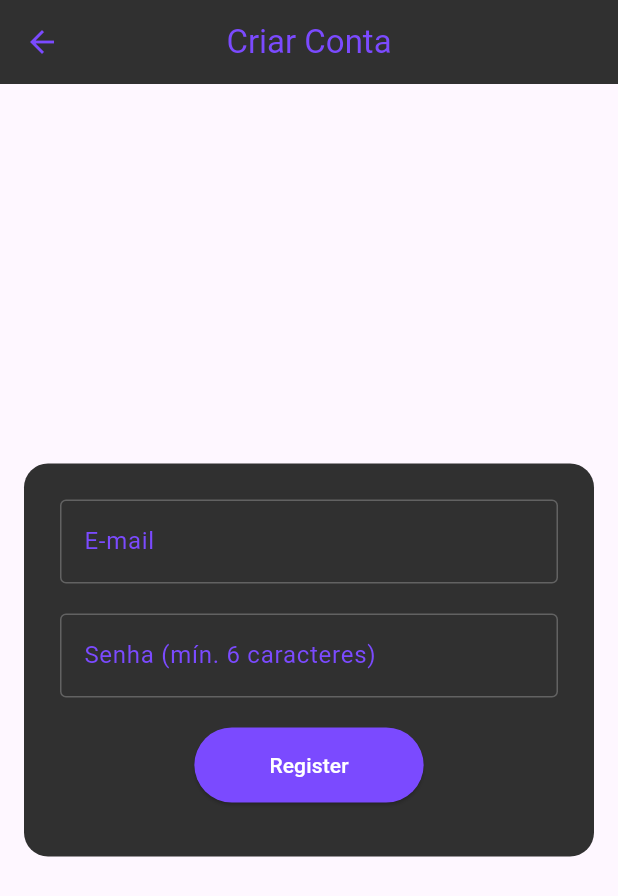
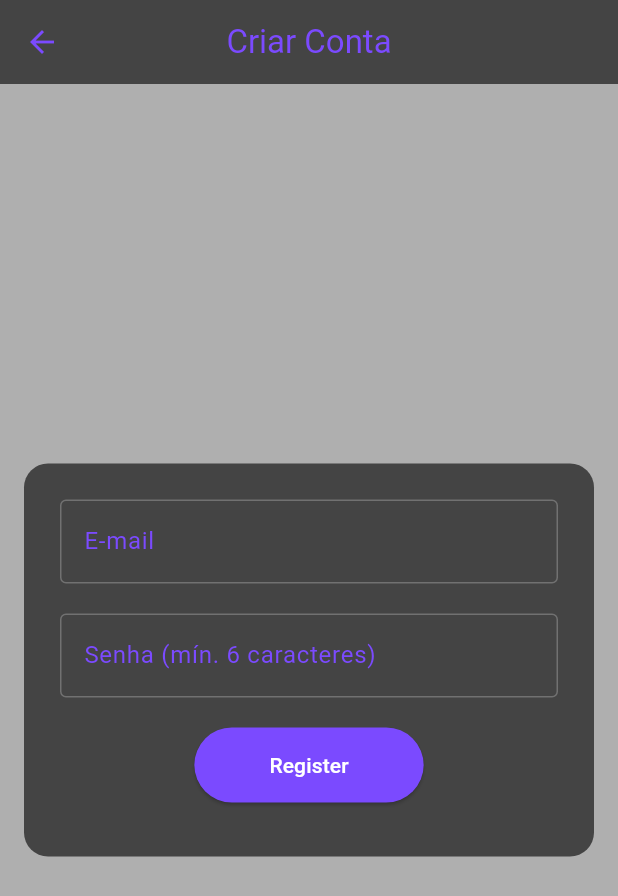
Before and after one commit to kobe-lorenzzo/kobe-start-app-sprint-4, a Flutter app: the screen it shows after launch, after a tap on "Entrar", after a tap on "Não tem uma conta? Crie uma aqui.", on a phone screen of 412 x 824 dp. Shown: the top 896 px of the screen. Run offline on Flutter 3.47's test engine with Material 3 defaults, Android fonts, the phone set to English and light mode, and no system bars; our stand-ins replace cloud_firestore, firebase_auth, firebase_core, geocoding; missing offline and left inert: firebase_app_check; accounts and stored records are empty.

Commit message:
feat: criando servico endereco -> coordenadas

```diff
--- a/fast_route/lib/features/1_auth/providers/auth_provider.dart
+++ b/fast_route/lib/features/1_auth/providers/auth_provider.dart
@@ -1,11 +1,13 @@
 import 'package:flutter/material.dart';
 import 'package:firebase_auth/firebase_auth.dart';
 import '../../../services/auth_service.dart';
+import '../../../services/firestore_service.dart';
 
 class AuthProvider extends ChangeNotifier {
   final AuthService _authService;
+  final FirestoreService _firestoreService;
 
-  AuthProvider(this._authService);
+  AuthProvider(this._authService, this._firestoreService);
 
   bool _isLoading = false;
   bool get isLoading => _isLoading;
@@ -50,10 +52,12 @@ class AuthProvider extends ChangeNotifier {
     clearError();
 
     try {
-      final usar = await _authService.createUserWithEmailAndPassword(email, password);
+      final user = await _authService.createUserWithEmailAndPassword(email, password);
 
-      if (usar != null) {
+      if (user != null) {
         _user = user;
+
+        await _firestoreService.saveUser(user);
 
         _setLoading(false);
         return true;
--- a/fast_route/lib/features/1_auth/screens/login_screen.dart
+++ b/fast_route/lib/features/1_auth/screens/login_screen.dart
@@ -46,7 +46,7 @@ class _LoginScreenState extends State<LoginScreen> {
     final authProvider = context.watch<AuthProvider>();
     final Color textColor = const Color.fromARGB(255, 123, 74, 255);
     final Color textColorLight = const Color.fromARGB(255, 166, 134, 255);
-    final Color backgroundColor = const Color.fromARGB(255, 48, 48, 48);
+    final Color backgroundColor = const Color.fromARGB(255, 68, 68, 68);
     final Color backgroundColorLight = const Color.fromARGB(255, 175, 175, 175);
 
 
@@ -115,6 +115,11 @@ class _LoginScreenState extends State<LoginScreen> {
                     const CircularProgressIndicator()
                   else
                     ElevatedButton(
+                      style: ElevatedButton.styleFrom(
+                        backgroundColor: textColor,
+                        foregroundColor: Colors.white,
+                        padding: const EdgeInsets.symmetric(horizontal: 50, vertical: 15),
+                      ),
                       onPressed: _handleLogin,
                       child: const Text('Entrar'),
                     ),
--- a/fast_route/lib/features/1_auth/screens/register_screen.dart
+++ b/fast_route/lib/features/1_auth/screens/register_screen.dart
@@ -16,7 +16,7 @@ class _RegisterScreenState extends State<RegisterScreen> {
 
   final Color textColor = const Color.fromARGB(255, 123, 74, 255);
   final Color textColorLight = const Color.fromARGB(255, 166, 134, 255);
-  final Color backgroundColor = const Color.fromARGB(255, 48, 48, 48);
+  final Color backgroundColor = const Color.fromARGB(255, 68, 68, 68);
   final Color backgroundColorLight = const Color.fromARGB(255, 175, 175, 175);
 
   Future<void> _handleRegister() async {
@@ -51,6 +51,7 @@ class _RegisterScreenState extends State<RegisterScreen> {
     final authProvider = context.watch<AuthProvider>();
 
     return Scaffold(
+      backgroundColor: backgroundColorLight,
       appBar:  AppBar(
         title: const Text("Criar Conta"),
         backgroundColor: backgroundColor,
--- a/fast_route/lib/main.dart
+++ b/fast_route/lib/main.dart
@@ -1,11 +1,16 @@
-import 'package:fast_route/features/1_auth/screens/login_screen.dart';
 import 'package:flutter/material.dart';
 import 'package:provider/provider.dart';
 import 'package:firebase_core/firebase_core.dart';
+import 'package:firebase_app_check/firebase_app_check.dart';
+
 import 'core/config/firebase_options.dart';
-import 'package:firebase_app_check/firebase_app_check.dart';
+
+import 'package:fast_route/features/1_auth/screens/login_screen.dart';
+import 'features/1_auth/providers/auth_provider.dart';
+
 import 'services/auth_service.dart';
-import 'features/1_auth/providers/auth_provider.dart';
+import 'services/firestore_service.dart';
+import 'services/geocoding_service.dart';
 
 void main() async {
   WidgetsFlutterBinding.ensureInitialized();
@@ -32,12 +37,18 @@ void main() async {
     MultiProvider(
       providers: [
         Provider<AuthService>(
-          create: (_) => AuthService()
-          ),
+          create: (_) => AuthService()),
+
+        Provider<FirestoreService>(
+          create:(_) => FirestoreService()),
+
+        Provider<GeocodingService>(
+          create: (_) => GeocodingService()),
 
         ChangeNotifierProvider<AuthProvider>(
           create: (context) => AuthProvider(
-            context.read<AuthService>()
+            context.read<AuthService>(),
+            context.read<FirestoreService>(),
             ),
         ),
 
--- a/fast_route/pubspec.yaml
+++ b/fast_route/pubspec.yaml
@@ -38,6 +38,9 @@ dependencies:
   firebase_auth: ^6.1.2
   provider: ^6.1.5+1
   firebase_app_check: ^0.4.1+2
+  cloud_firestore: ^6.1.0
+  geocoding: ^4.0.0
+  intl: ^0.20.2
 
 dev_dependencies:
   flutter_test:
```
Also changed, not shown: fast_route/lib/models/appointment_model.dart (added, +44 -0 lines), fast_route/lib/services/firestore_service.dart (added, +19 -0 lines), fast_route/lib/services/geocoding_service.dart (added, +19 -0 lines), fast_route/pubspec.lock, 3 other files.
